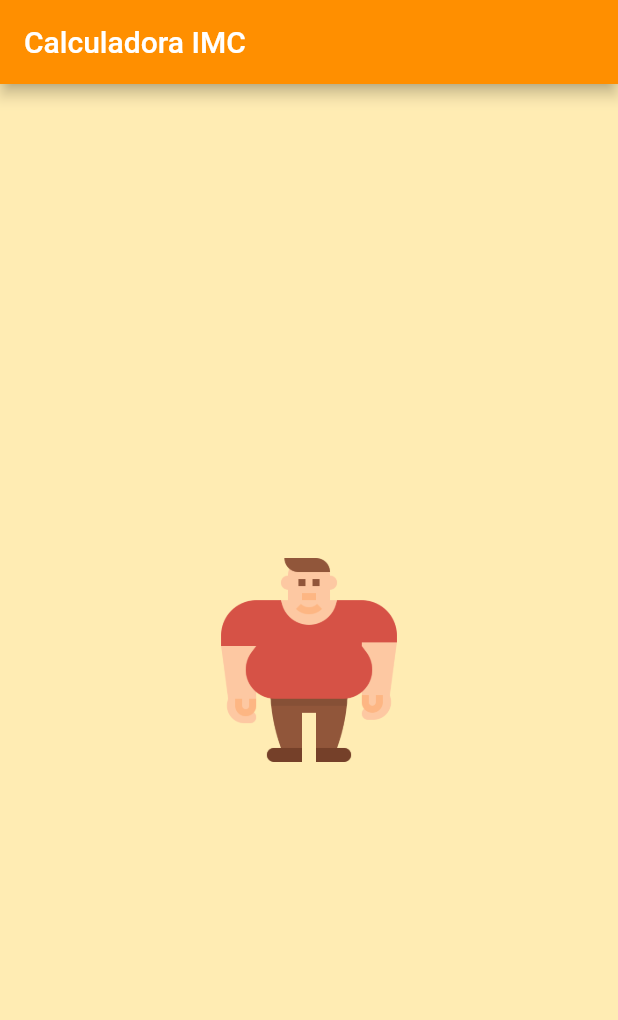
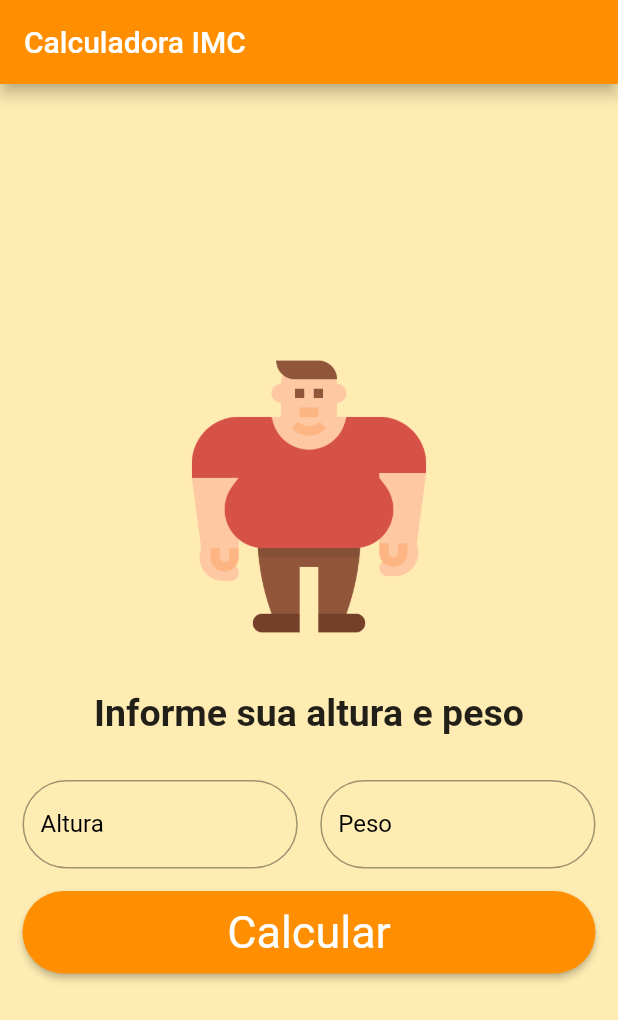
Before and after one commit to MoraesDev1/Entra21-Flutter, a Flutter app: the screen it shows after launch, on a phone screen of 412 x 824 dp. Shown: the top 1020 px of the screen. Run offline on Flutter 3.47's test engine with Material 2 defaults, Android fonts, the phone set to English and light mode, and no system bars.

Commit message:
Aula 19-10-23

```diff
--- a/Aula 17-10-23/calculadora_imc/app/lib/main.dart
+++ b/Aula 17-10-23/calculadora_imc/app/lib/main.dart
@@ -9,33 +9,153 @@ void main() {
   );
 }
 
-class Home extends StatelessWidget {
+class Home extends StatefulWidget {
   const Home({super.key});
 
   @override
+  State<Home> createState() => _HomeState();
+}
+
+class _HomeState extends State<Home> {
+  @override
   Widget build(BuildContext context) {
+    final _alturaController = TextEditingController();
+    final _pesoController = TextEditingController();
+    double margem1 = 15;
+    Color corForte = Colors.amber.shade800;
+
+    _verificaEntradaAltura() {
+      String alturaStr = _alturaController.text.toString();
+      String altform = alturaStr.replaceAll(',', '.').replaceAll(' ', '');
+      print(altform);
+      // double? altura = double.tryParse(alturaStr);
+
+      // if (altura == null) {
+      //   print('Altura invalida');
+      // }
+      // return altura;
+    }
+
+    // _verificaEntradaPeso() {}
+
+    // _calculaImc() {}
+
+    _click() {
+      _verificaEntradaAltura();
+      setState(() {
+        _alturaController.clear();
+        _pesoController.clear();
+      });
+    }
+
     return Scaffold(
       backgroundColor: Colors.amber.shade100,
       appBar: AppBar(
         title: const Text('Calculadora IMC'),
-        backgroundColor: Colors.amber.shade800,
+        backgroundColor: corForte,
       ),
       body: Center(
         child: SingleChildScrollView(
-          child: Column(
-            children: [
-              Center(
-                child: Container(
-                  height: 150,
-                  width: 150,
+          child: Padding(
+            padding: EdgeInsets.all(margem1),
+            child: Column(
+              children: [
+                Container(
+                  height: 200,
+                  width: 200,
                   decoration: const BoxDecoration(
                     image: DecorationImage(
                       image: AssetImage('assets/fatguy.png'),
                     ),
                   ),
                 ),
-              ),
-            ],
+                Container(
+                  padding: const EdgeInsets.all(30),
+                  child: const Text(
+                    'Informe sua altura e peso',
+                    style: TextStyle(fontSize: 25, fontWeight: FontWeight.bold),
+                  ),
+                ),
+                Row(
+                  children: [
+                    Expanded(
+                      child: TextField(
+                        keyboardType: TextInputType.number,
+                        cursorColor: Colors.black,
+                        controller: _alturaController,
+                        decoration: const InputDecoration(
+                          label: Text('Altura'),
+                          suffixText: 'm',
+                          focusColor: Colors.black,
+                          labelStyle: TextStyle(color: Colors.black),
+                          focusedBorder: OutlineInputBorder(
+                            borderRadius: BorderRadius.all(
+                              Radius.circular(40),
+                            ),
+                          ),
+                          border: OutlineInputBorder(
+                            borderRadius: BorderRadius.all(
+                              Radius.circular(40),
+                            ),
+                          ),
+                        ),
+                      ),
+                    ),
+                    SizedBox(width: margem1),
+                    Expanded(
+                      child: TextField(
+                        keyboardType: TextInputType.number,
+                        cursorColor: Colors.black,
+                        controller: _pesoController,
+                        decoration: const InputDecoration(
+                          label: Text('Peso'),
+                          labelStyle: TextStyle(color: Colors.black),
+                          suffixText: 'Kg',
+                          focusedBorder: OutlineInputBorder(
+                            borderRadius: BorderRadius.all(
+                              Radius.circular(40),
+                            ),
+                          ),
+                          border: OutlineInputBorder(
+                            borderRadius: BorderRadius.all(
+                              Radius.circular(40),
+                            ),
+                          ),
+                        ),
+                      ),
+                    ),
+                  ],
+                ),
+                SizedBox(height: margem1),
+                Row(
+                  children: [
+                    Expanded(
+                      child: SizedBox(
+                        height: 55,
+                        child: ElevatedButton(
+                          style: ButtonStyle(
+                            shape: MaterialStateProperty.all(
+                              RoundedRectangleBorder(
+                                borderRadius: BorderRadius.circular(30.0),
+                              ),
+                            ),
+                            backgroundColor: MaterialStatePropertyAll(corForte),
+                          ),
+                          onPressed: _click,
+                          child: const Text(
+                            'Calcular',
+                            style: TextStyle(
+                              fontSize: 30,
+                              fontWeight: FontWeight.w400,
+                            ),
+                          ),
+                        ),
+                      ),
+                    ),
+                  ],
+                ),
+              ],
+            ),
           ),
         ),
       ),
```
